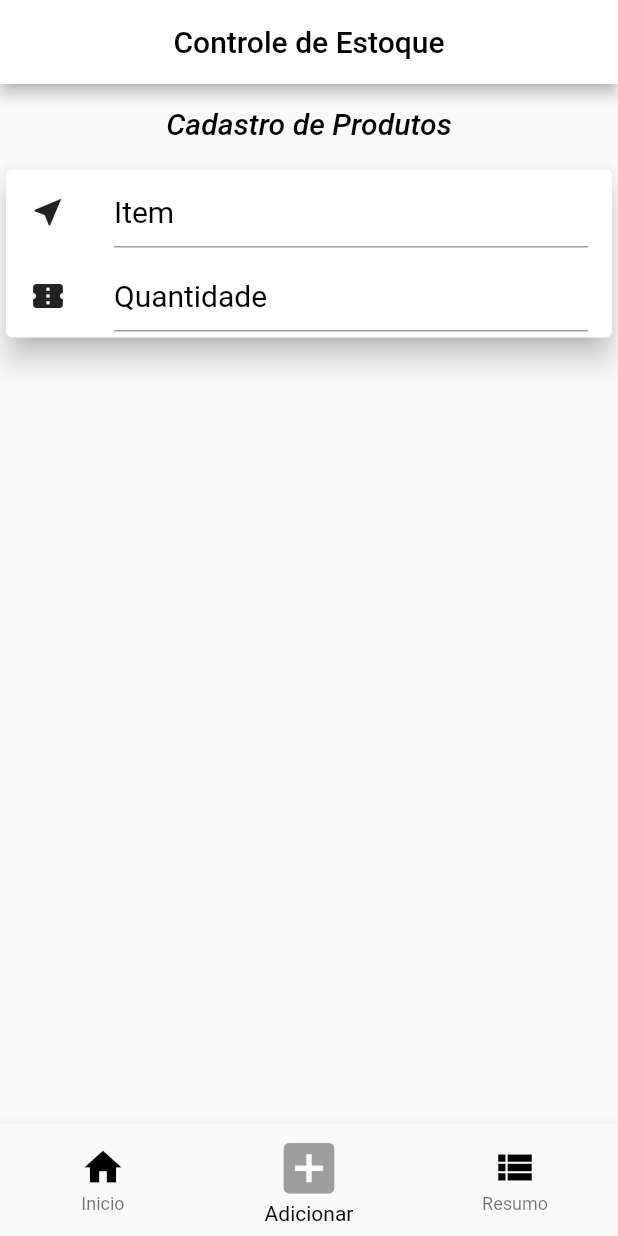
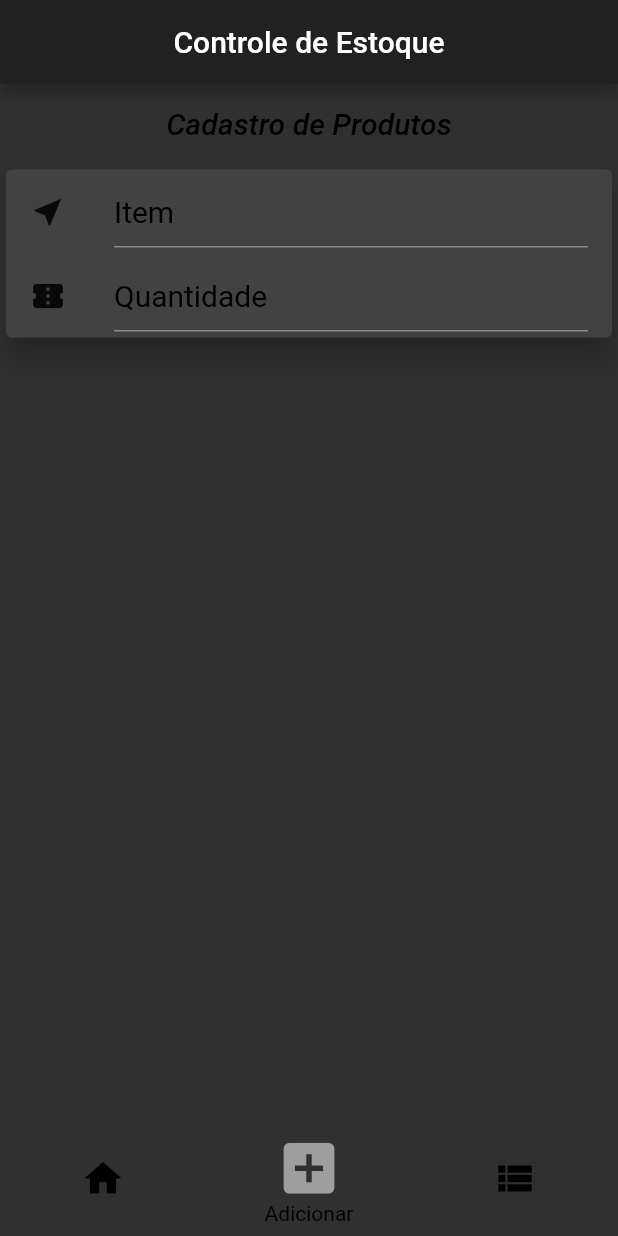
Before and after one commit to bcocheto/flutter_estoque, a Flutter app: the screen it shows after launch, item 2 of the bottom bar chosen, on a phone screen of 412 x 824 dp. Run offline on Flutter 3.47's test engine with Material 2 defaults, Android fonts, the phone set to English and light mode, and no system bars; our stand-ins replace fl_chart.

Commit message:
Alterado o tema

```diff
--- a/lib/main.dart
+++ b/lib/main.dart
@@ -14,6 +14,9 @@ class _MainState extends State<Main> {
   @override
   Widget build(BuildContext context) {
     return MaterialApp(
+      theme: ThemeData(
+        brightness: Brightness.dark
+      ),
       debugShowCheckedModeBanner: false,
       title: 'Controle de Estoque',
       home: BottomNavBar(),
--- a/lib/screens/bottom-nav-bar.dart
+++ b/lib/screens/bottom-nav-bar.dart
@@ -41,23 +41,44 @@ class _BottomNavBarState extends State<BottomNavBar> {
   Widget build(BuildContext context) {
     return Scaffold(
       appBar: AppBar(
-        title: Text('Controle de Estoque',style: TextStyle(color: Colors.black),),
+        title: Text(
+          'Controle de Estoque',
+        ),
         centerTitle: true,
-        backgroundColor: Colors.white,
       ),
-      bottomNavigationBar: new BottomNavigationBar(
+      bottomNavigationBar: new Theme(
+        data: ThemeData.dark(),
+        child: BottomNavigationBar(
+            elevation: 15,
             fixedColor: Colors.black,
-        unselectedIconTheme: IconThemeData(color: Colors.black,size: 30),
-        selectedIconTheme: IconThemeData(color: Colors.grey,size: 45),
+            unselectedIconTheme: IconThemeData(color: Colors.black, size: 30),
+            selectedIconTheme: IconThemeData(color: Colors.grey, size: 45),
+            showUnselectedLabels: false,
             currentIndex: currentIndex,
             onTap: (index) => setState(() {
                   currentIndex = index;
                 }),
             items: [
-            BottomNavigationBarItem(icon: Icon(Icons.home),title: Text('Inicio')),
-            BottomNavigationBarItem(icon: Icon(Icons.add_box),title: Text('Adicionar')),
-            BottomNavigationBarItem(icon: Icon(Icons.view_list),title: Text('Resumo'))
+              BottomNavigationBarItem(
+                  icon: Icon(Icons.home),
+                  title: Text(
+                    'Inicio',
+                    style: TextStyle(color: Colors.grey),
+                  )),
+              BottomNavigationBarItem(
+                  icon: Icon(Icons.add_box),
+                  title: Text(
+                    'Adicionar',
+                    style: TextStyle(color: Colors.grey),
+                  )),
+              BottomNavigationBarItem(
+                  icon: Icon(Icons.view_list),
+                  title: Text(
+                    'Resumo',
+                    style: TextStyle(color: Colors.grey),
+                  ))
             ]),
+      ),
       body: _getWidget(),
     );
   }
```
Lines whose indentation alone changed are shown as unchanged.
